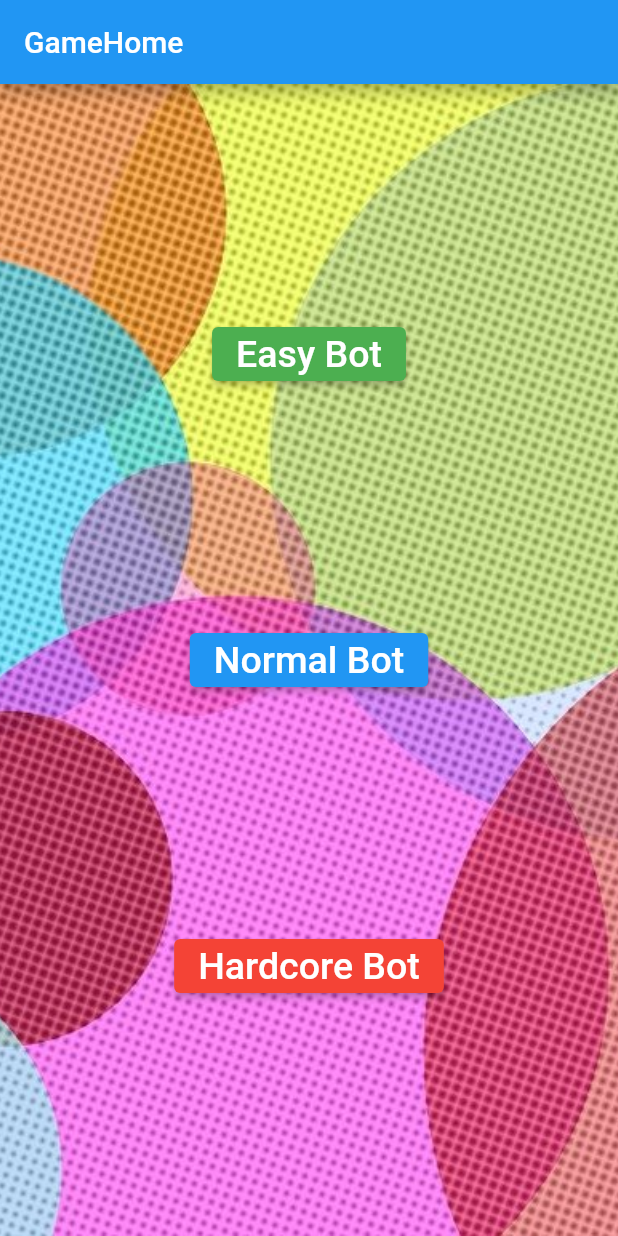
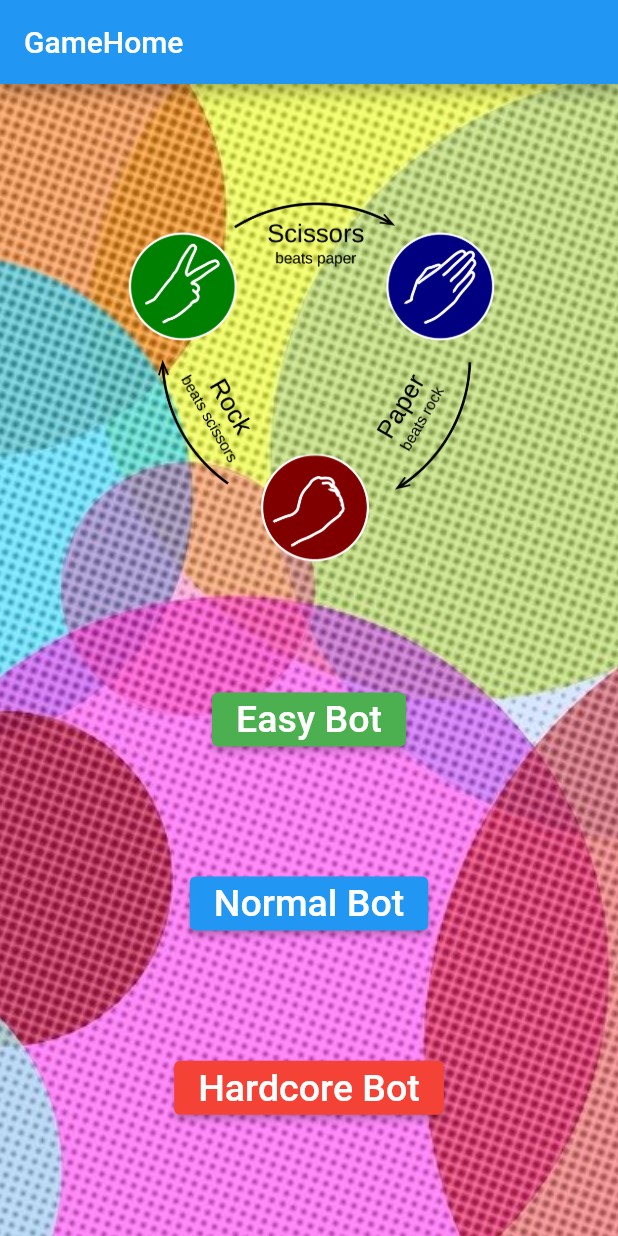
Before and after one commit to chalat656/RockScissorsPaperChalat, a Flutter app: the screen it shows after launch, on a phone screen of 412 x 824 dp. Run offline on Flutter 3.47's test engine with Material 2 defaults, Android fonts, the light colour scheme and no system bars; our stand-ins replace google_fonts; Roboto replaces fonts that are missing (Sriracha).

Commit message:
build web 5

```diff
--- a/lib/RPS/HomeGame.dart
+++ b/lib/RPS/HomeGame.dart
@@ -28,6 +28,7 @@ class _HomeGameState extends State<HomeGame> {
         child: Column(
           mainAxisAlignment: MainAxisAlignment.spaceEvenly,
           children: [
+            Image.asset('assets/images/RSPLOGO.png',width: 250.0,height: 250.0,fit: BoxFit.cover,),
             ElevatedButton(
               onPressed: () {
                 setState(() {
```
Also changed, not shown: assets/images/RSPLOGO.png (added), 3 other files.
